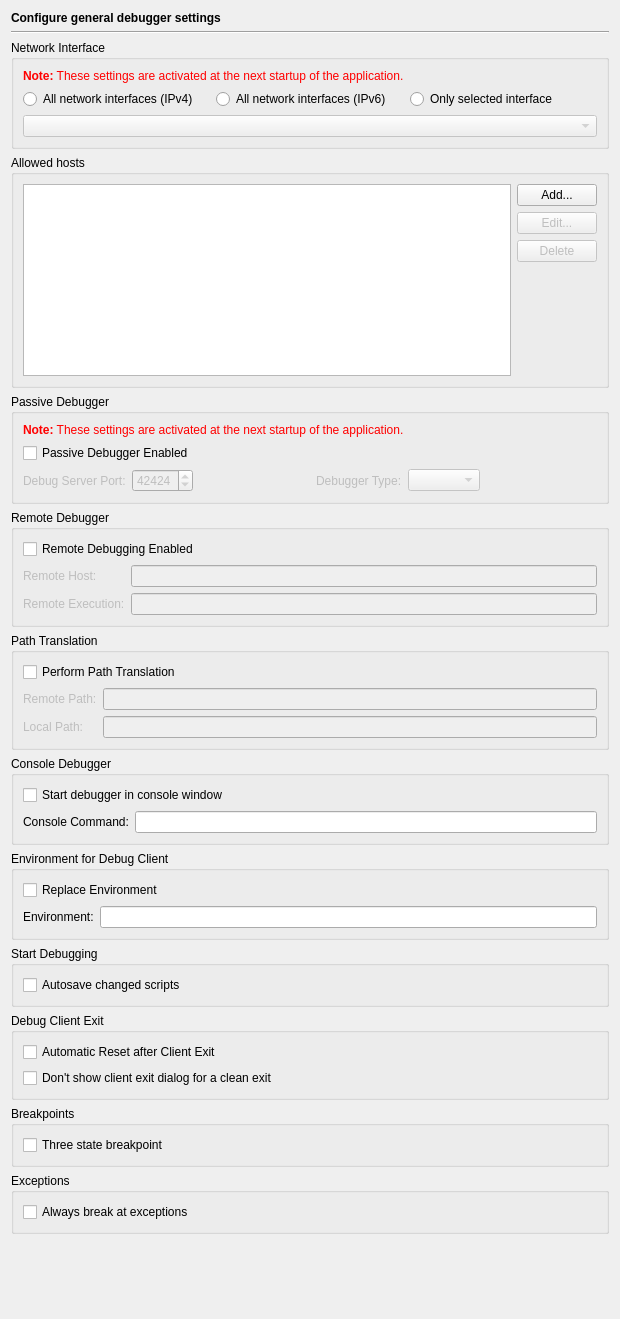
The window that Preferences/ConfigurationPages/DebuggerGeneralPage.ui (testmana2/test) describes before a commit, drawn with Qt 5.
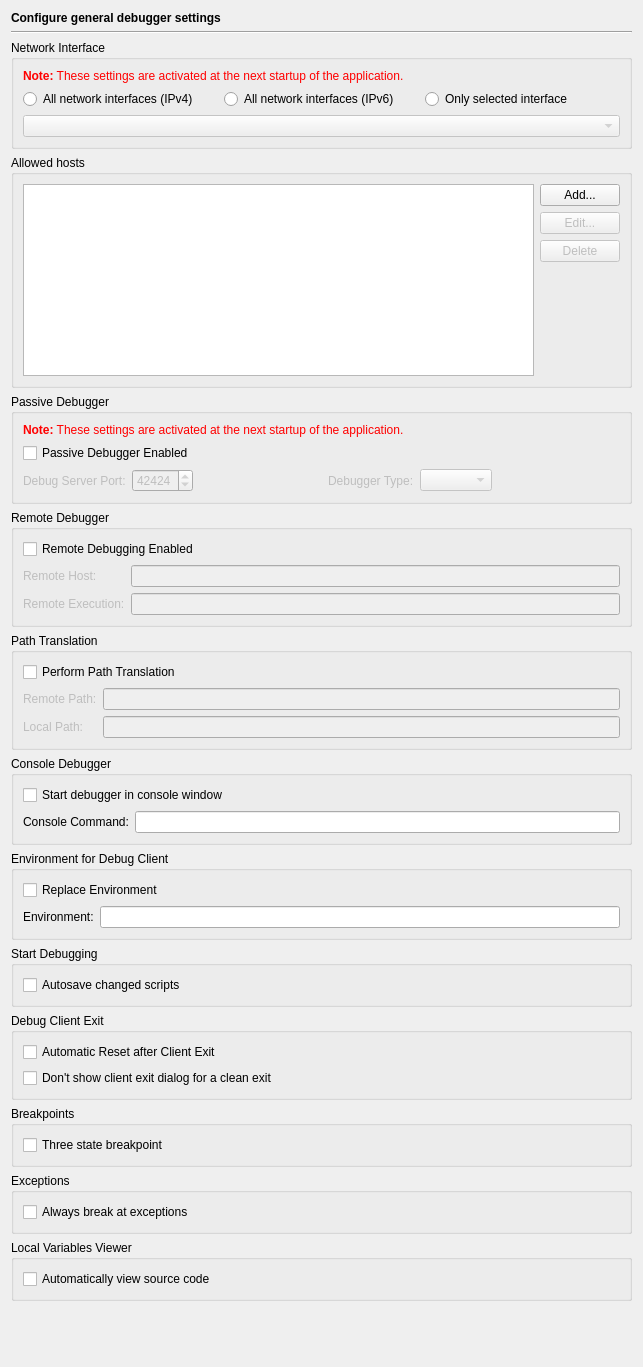
The same window after the commit.

Commit message: Added the configurable capability to automatically show the source, when the call frame is changed in the callstack viewer of the local variables viewer.

```diff
--- a/Preferences/ConfigurationPages/DebuggerGeneralPage.ui
+++ b/Preferences/ConfigurationPages/DebuggerGeneralPage.ui
@@ -6,11 +6,11 @@
    <rect>
     <x>0</x>
     <y>0</y>
-    <width>620</width>
-    <height>1319</height>
+    <width>643</width>
+    <height>1367</height>
    </rect>
   </property>
-  <layout class="QVBoxLayout" name="verticalLayout_5">
+  <layout class="QVBoxLayout" name="verticalLayout_6">
    <item>
     <widget class="QLabel" name="headerLabel">
      <property name="text">
@@ -555,6 +555,25 @@
      </layout>
     </widget>
    </item>
+   <item>
+    <widget class="QGroupBox" name="groupBox_10">
+     <property name="title">
+      <string>Local Variables Viewer</string>
+     </property>
+     <layout class="QVBoxLayout" name="verticalLayout_5">
+      <item>
+       <widget class="QCheckBox" name="autoViewSourcecodeCheckBox">
+        <property name="toolTip">
+         <string>Automatically view source code when user changes the callstack frame in the callstack viewer.</string>
+        </property>
+        <property name="text">
+         <string>Automatically view source code</string>
+        </property>
+       </widget>
+      </item>
+     </layout>
+    </widget>
+   </item>
    <item>
     <spacer name="verticalSpacer">
      <property name="orientation">
```
The commit also changes 19 other files.
